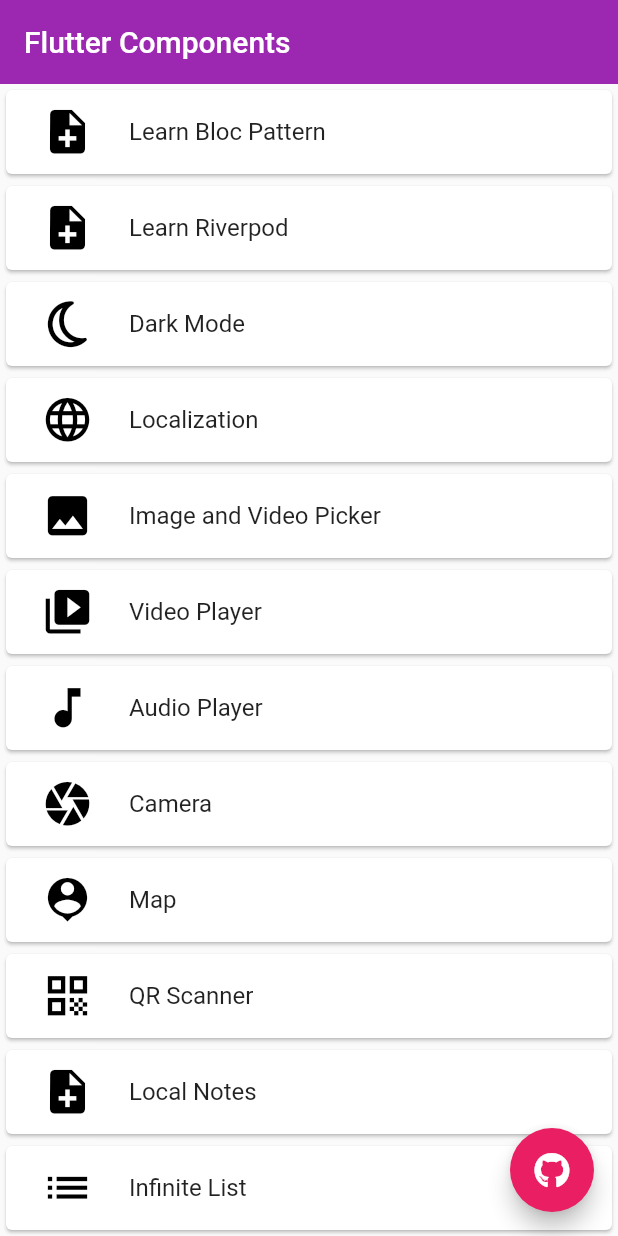
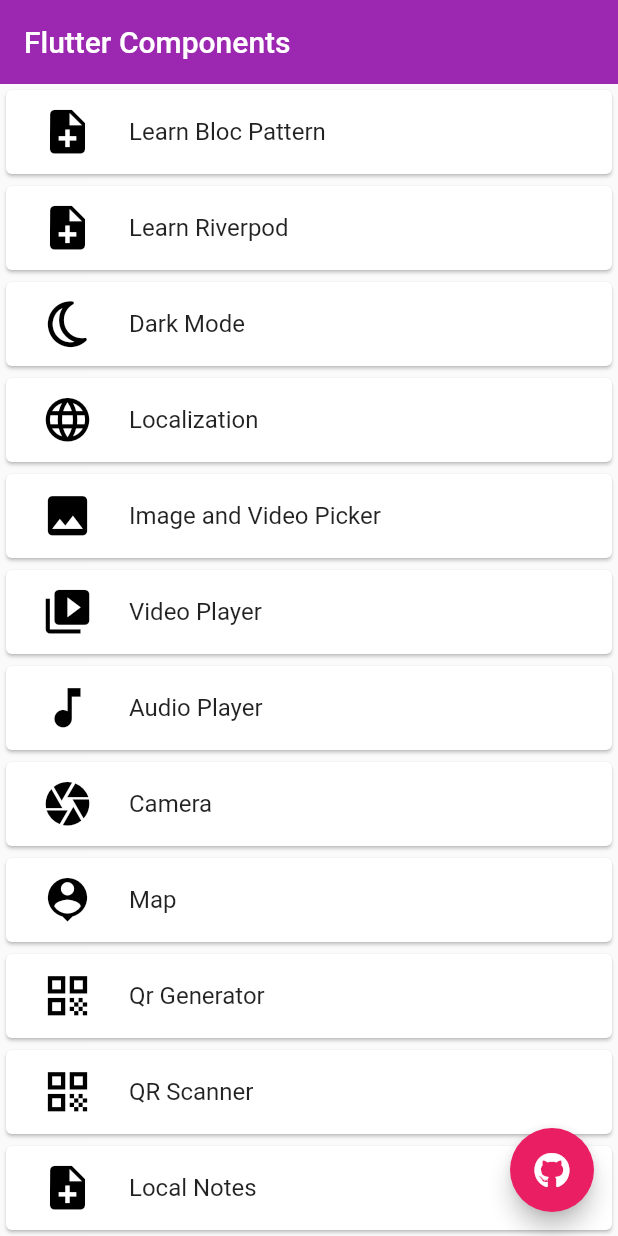
Before and after one commit to gautamswostik/some-flutter-lessons, a Flutter app: the screen it shows after launch, on a phone screen of 412 x 824 dp. Run offline on Flutter 3.47's test engine with Material 2 defaults, Android fonts, the phone set to English and light mode, and no system bars; our stand-ins replace audioplayers, bloc, camera, dartz, dio, equatable and 15 more; missing offline and left inert: qr_code_scanner; accounts and stored records are empty.

Commit message:
implemented qr generator and share generated qr (#28)

```diff
--- a/lib/screens/home_screen.dart
+++ b/lib/screens/home_screen.dart
@@ -10,6 +10,7 @@ import 'package:fluuter_boilerplate/screens/local_notes/local_notes_screen.dart'
 import 'package:fluuter_boilerplate/screens/localization/app_language_screen.dart';
 import 'package:fluuter_boilerplate/screens/map/map_screen.dart';
 import 'package:fluuter_boilerplate/screens/qr/qr_screen.dart';
+import 'package:fluuter_boilerplate/screens/qr_generator/qr_generator.dart';
 import 'package:fluuter_boilerplate/screens/textfield_package/text_field_package.dart';
 import 'package:fluuter_boilerplate/screens/video_player/video_player_screen.dart';
 import 'package:fluuter_boilerplate/utils/app_texts/app_texts.dart';
@@ -273,6 +274,30 @@ class _HomeScreenState extends State<HomeScreen> {
                     color: Colors.black,
                   ),
                 ),
+                title: Text("Qr Generator"),
+                onTap: () {
+                  Navigator.of(context).push(
+                    MaterialPageRoute(
+                      builder: (context) => const QrGeneratorAndShare(),
+                    ),
+                  );
+                },
+              ),
+            ),
+            Card(
+              child: ListTile(
+                leading: Container(
+                  width: 50,
+                  height: 50,
+                  decoration: const BoxDecoration(
+                    color: Colors.white,
+                  ),
+                  child: const Icon(
+                    Icons.qr_code,
+                    size: 35,
+                    color: Colors.black,
+                  ),
+                ),
                 title: Text(AppTexts.qr.translateTo(context)),
                 onTap: () {
                   Navigator.of(context).push(
--- a/pubspec.yaml
+++ b/pubspec.yaml
@@ -54,9 +54,13 @@ dependencies:
   uuid: ^3.0.6
   dio: ^4.0.6
   hooks_riverpod: ^1.0.4
+  qr_flutter: ^4.0.0
+
 
   custom_textfield:
     path: packages/custom_textfield
+  share_plus: ^6.3.0
+
 
 dev_dependencies:
   flutter_test:
```
Also changed, not shown: lib/screens/qr_generator/qr_generator.dart (added, +115 -0 lines), pubspec.lock, 4 other files.
